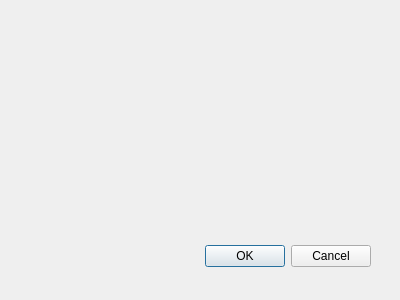
lukasschwoerer/MechProjELS, file Python/MainUI.ui: the form before one commit.
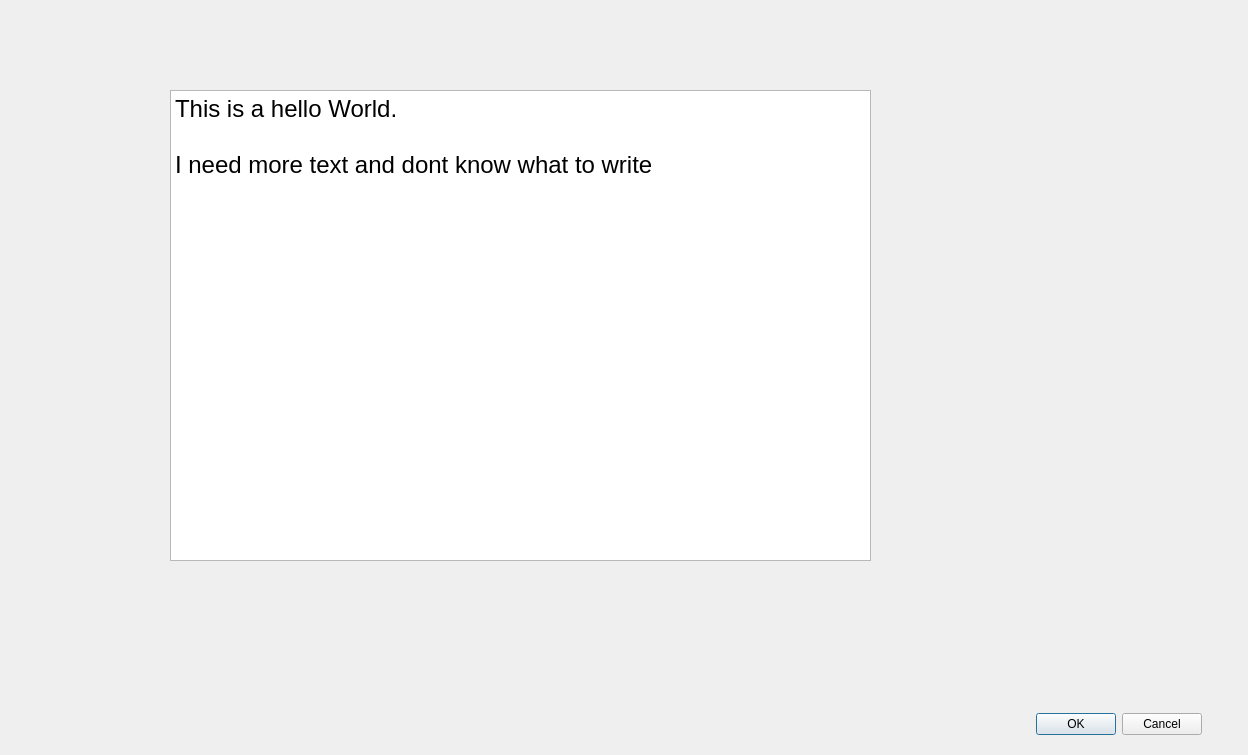
The form after the commit.

Patch:
```diff
--- a/Python/MainUI.ui
+++ b/Python/MainUI.ui
@@ -6,8 +6,8 @@
    <rect>
     <x>0</x>
     <y>0</y>
-    <width>400</width>
-    <height>300</height>
+    <width>1248</width>
+    <height>755</height>
    </rect>
   </property>
   <property name="windowTitle">
@@ -16,10 +16,10 @@
   <widget class="QDialogButtonBox" name="buttonBox">
    <property name="geometry">
     <rect>
-     <x>30</x>
-     <y>240</y>
-     <width>341</width>
-     <height>32</height>
+     <x>1010</x>
+     <y>710</y>
+     <width>192</width>
+     <height>28</height>
     </rect>
    </property>
    <property name="orientation">
@@ -29,6 +29,25 @@
     <set>QDialogButtonBox::Cancel|QDialogButtonBox::Ok</set>
    </property>
   </widget>
+  <widget class="QTextBrowser" name="textBrowser">
+   <property name="geometry">
+    <rect>
+     <x>170</x>
+     <y>90</y>
+     <width>701</width>
+     <height>471</height>
+    </rect>
+   </property>
+   <property name="html">
+    <string>&lt;!DOCTYPE HTML PUBLIC &quot;-//W3C//DTD HTML 4.0//EN&quot; &quot;http://www.w3.org/TR/REC-html40/strict.dtd&quot;&gt;
+&lt;html&gt;&lt;head&gt;&lt;meta name=&quot;qrichtext&quot; content=&quot;1&quot; /&gt;&lt;style type=&quot;text/css&quot;&gt;
+p, li { white-space: pre-wrap; }
+&lt;/style&gt;&lt;/head&gt;&lt;body style=&quot; font-family:'MS Shell Dlg 2'; font-size:7.8pt; font-weight:400; font-style:normal;&quot;&gt;
+&lt;p style=&quot; margin-top:0px; margin-bottom:0px; margin-left:0px; margin-right:0px; -qt-block-indent:0; text-indent:0px;&quot;&gt;&lt;span style=&quot; font-size:18pt;&quot;&gt;This is a hello World.&lt;/span&gt;&lt;/p&gt;
+&lt;p style=&quot;-qt-paragraph-type:empty; margin-top:0px; margin-bottom:0px; margin-left:0px; margin-right:0px; -qt-block-indent:0; text-indent:0px; font-size:18pt;&quot;&gt;&lt;br /&gt;&lt;/p&gt;
+&lt;p style=&quot; margin-top:0px; margin-bottom:0px; margin-left:0px; margin-right:0px; -qt-block-indent:0; text-indent:0px;&quot;&gt;&lt;span style=&quot; font-size:18pt;&quot;&gt;I need more text and dont know what to write&lt;/span&gt;&lt;/p&gt;&lt;/body&gt;&lt;/html&gt;</string>
+   </property>
+  </widget>
  </widget>
  <resources/>
  <connections>
```
